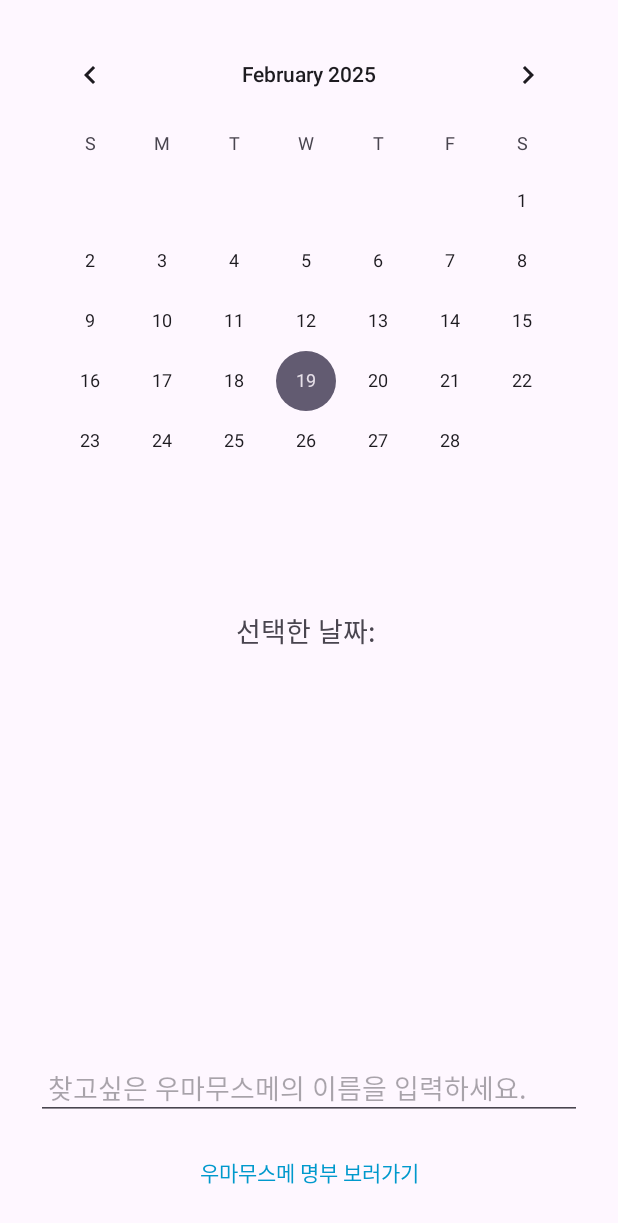
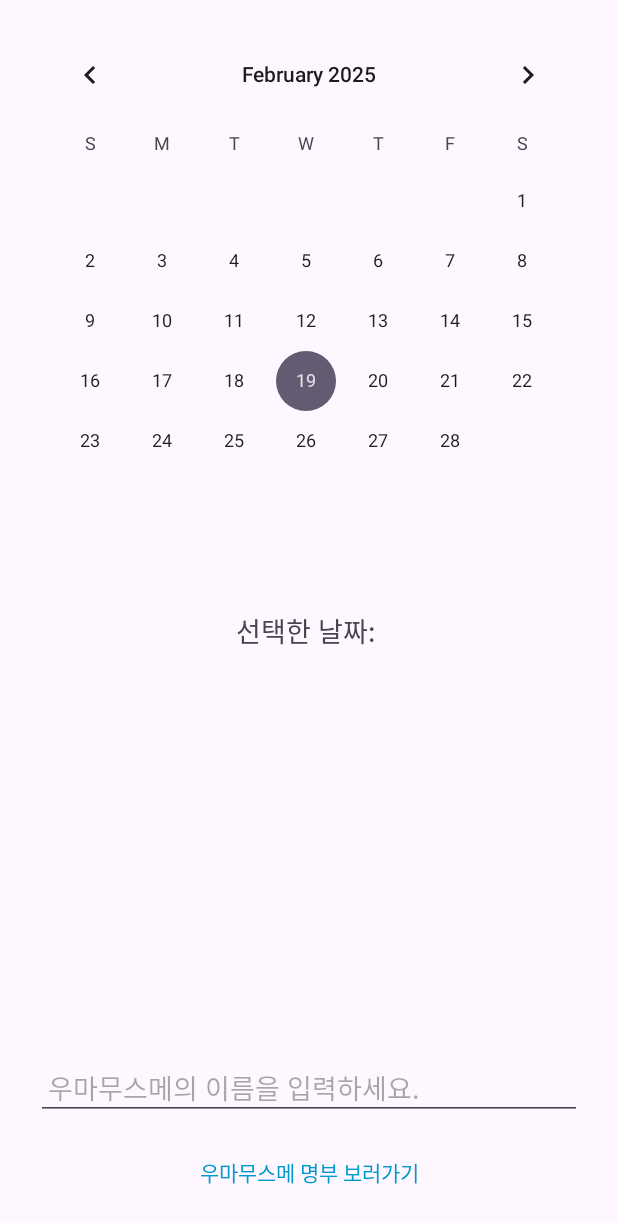
Before and after one commit to jungjae0821/UmaCalendar, an Android app: the layout activity_main.xml on its own in the app's theme, with its tools: preview values and no code run, on a phone screen of 412 x 824 dp. Shown: the top 1223 px of the screen. Run offline under Robolectric (Android 15) with nearby library versions, the phone set to English and light mode, and no system bars.

Commit message:
검색창 문구 수정

```diff
--- a/app/src/main/res/layout/activity_main.xml
+++ b/app/src/main/res/layout/activity_main.xml
@@ -44,7 +44,7 @@
         android:layout_width="match_parent"
         android:layout_height="wrap_content"
         android:layout_margin="8dp"
-        android:hint="찾고싶은 우마무스메의 이름을 입력하세요."
+        android:hint="우마무스메의 이름을 입력하세요."
         android:inputType="text"
         android:padding="8dp" />
 
```
